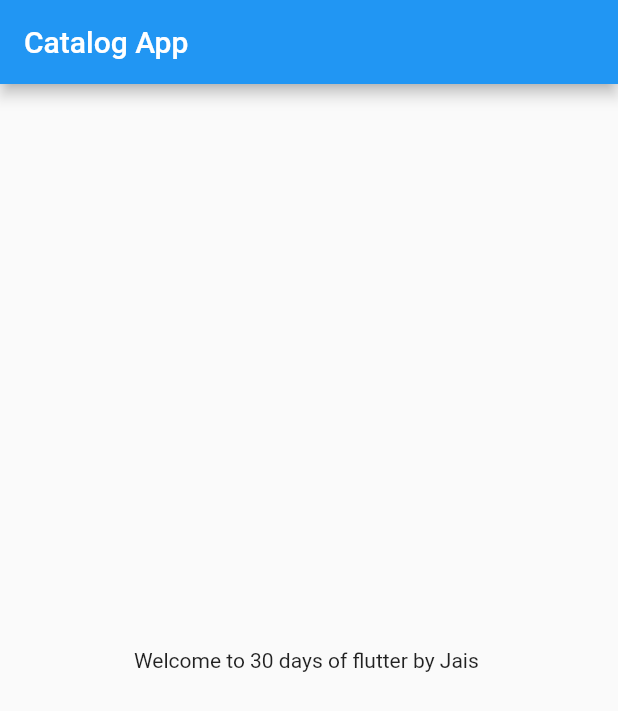
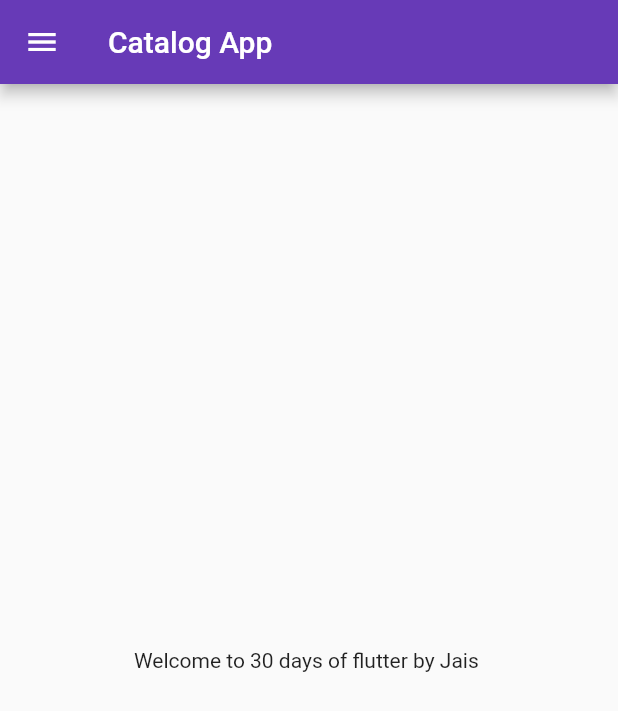
Before and after one commit to SaurabhJais26/firsttry, a Flutter app: the screen it shows after launch, on a phone screen of 412 x 824 dp. Shown: the top 711 px of the screen. Run offline on Flutter 3.47's test engine with Material 2 defaults, Android fonts, the light colour scheme and no system bars; our stand-ins replace matcher.

Commit message:
day3 completed

```diff
--- a/lib/main.dart
+++ b/lib/main.dart
@@ -1,4 +1,5 @@
-import 'package:firsttry/home_page.dart';
+import 'package:firsttry/pages/home_page.dart';
+import 'package:firsttry/pages/login_page.dart';
 import 'package:flutter/material.dart';
 
 void main() {
@@ -10,6 +11,18 @@ class MyApp extends StatelessWidget {
 
   @override
   Widget build(BuildContext context) {
-    return MaterialApp(home: HomePage());
+    return MaterialApp(
+      themeMode: ThemeMode.light,
+      theme: ThemeData(primarySwatch: Colors.deepPurple),
+      darkTheme: ThemeData(
+        brightness: Brightness.dark,
+      ),
+      initialRoute: "/home",
+      routes: {
+        "/": (context) => LoginPage(),
+        "/home": (context) => HomePage(),
+        "/login": (context) => LoginPage()
+      },
+    );
   }
 }
--- a/lib/home_page.dart
+++ b/lib/pages/home_page.dart
@@ -18,6 +18,7 @@ class HomePage extends StatelessWidget {
           ),
         ),
       ),
+      drawer: Drawer(),
     );
   }
 }
```
Also changed, not shown: lib/pages/login_page.dart (added, +21 -0 lines).
